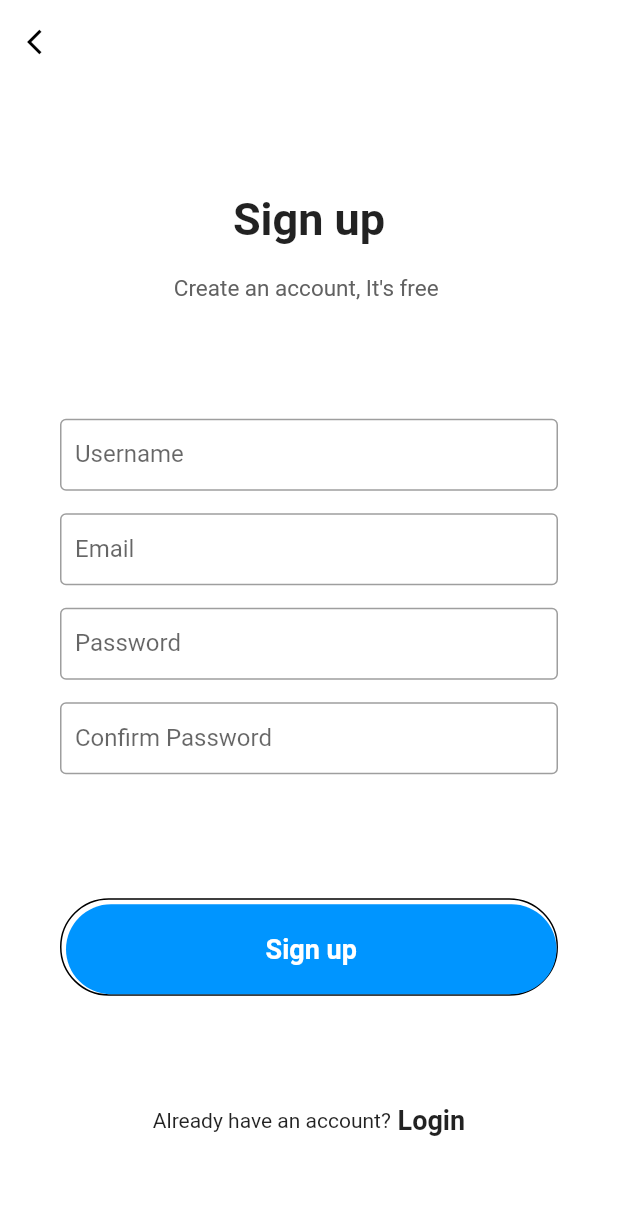
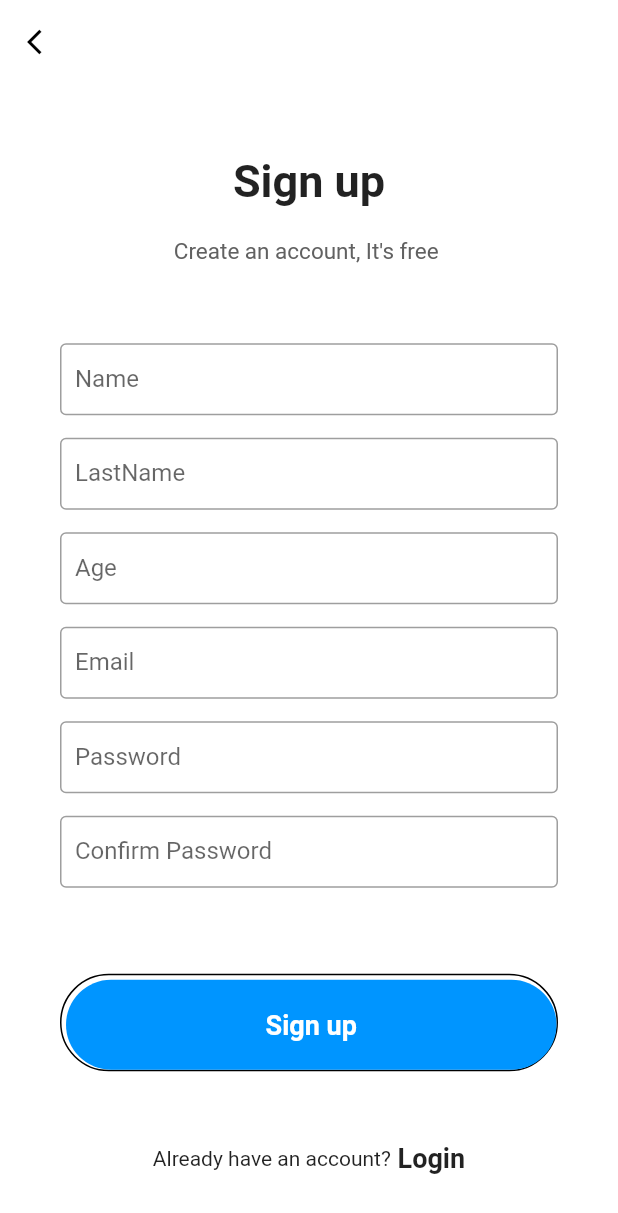
Before and after one commit to Kike-H/vdoctor_frontend, a Flutter app: the SignupPage screen opened directly, on a phone screen of 412 x 824 dp. Shown: the top 1213 px of the screen. Run offline on Flutter 3.47's test engine with Material 2 defaults, Android fonts, the phone set to English and light mode, and no system bars; our stand-ins replace dio; missing offline and left inert: dart:ffi; project files that could hold a hidden picture were left out.

Commit message:
Change the sing Up

```diff
--- a/lib/screens/signup.dart
+++ b/lib/screens/signup.dart
@@ -1,14 +1,17 @@
 import 'dart:ffi';
 
 import 'package:flutter/material.dart';
+import 'package:flutter/services.dart';
 import 'package:vdoctor_frontend/modules/API/vDoctor.dart';
-
+import 'package:vdoctor_frontend/widgets/InputText.dart';
 
 class SignupPage extends StatelessWidget {
-	final input_name = InputFile(label: 'Username');
-	final input_email = InputFile(label: 'Email');
-	final input_password = InputFile(label: 'Password', obscureText: true);
-	final input_password_r = InputFile(label: 'Confirm Password', obscureText: true);
+  final input_name = InputText(label: 'Name');
+  final input_lastname = InputText(label: 'LastName');
+  final input_age = InputText(label: 'Age', typeKeyboard: TextInputType.number);
+  final input_email = InputText(label: 'Email');
+  final input_password = InputText(label: 'Password', obscureText: true);
+  final input_password_r = InputText(label: 'Confirm Password', obscureText: true);
 
   VDoctorApi api = VDoctorApi();
 
@@ -19,20 +22,22 @@ class SignupPage extends StatelessWidget {
       backgroundColor: Colors.white,
       appBar: AppBar(
         elevation: 0,
-        brightness: Brightness.light,
         backgroundColor: Colors.white,
         leading: IconButton(
           onPressed: () {
             Navigator.pop(context);
           },
-          icon: Icon(Icons.arrow_back_ios,
+          icon: const Icon(
+            Icons.arrow_back_ios,
             size: 20,
-            color: Colors.black,),
+            color: Colors.black,
           ),
+        ),
+        systemOverlayStyle: SystemUiOverlayStyle.dark,
       ),
       body: SingleChildScrollView(
         child: Container(
-          padding: EdgeInsets.symmetric(horizontal: 40),
+          padding: const EdgeInsets.symmetric(horizontal: 40),
           height: MediaQuery.of(context).size.height - 50,
           width: double.infinity,
           child: Column(
@@ -40,39 +45,42 @@ class SignupPage extends StatelessWidget {
             children: <Widget>[
               Column(
                 children: <Widget>[
-                  Text("Sign up",
+                  const Text(
+                    "Sign up",
                     style: TextStyle(
                       fontSize: 30,
                       fontWeight: FontWeight.bold,
-
-                  ),),
-                  SizedBox(height: 20,),
-                  Text("Create an account, It's free ",
-                    style: TextStyle(
-                        fontSize: 15,
-                        color:Colors.grey[700]),)
+                    ),
+                  ),
+                  const SizedBox(
+                    height: 20,
+                  ),
+                  Text(
+                    "Create an account, It's free ",
+                    style: TextStyle(fontSize: 15, color: Colors.grey[700]),
+                  )
                 ],
               ),
               Column(
                 children: <Widget>[
                   input_name,
+                  input_lastname,
+                  input_age,
                   input_email,
                   input_password,
                   input_password_r,
                 ],
               ),
               Container(
-                padding: EdgeInsets.only(top: 3, left: 3),
-                decoration:
-                BoxDecoration(
+                padding: const EdgeInsets.only(top: 3, left: 3),
+                decoration: BoxDecoration(
                     borderRadius: BorderRadius.circular(50),
-                    border: Border(
+                    border: const Border(
                       bottom: BorderSide(color: Colors.black),
                       top: BorderSide(color: Colors.black),
                       left: BorderSide(color: Colors.black),
                       right: BorderSide(color: Colors.black),
-                    )
-                ),
+                    )),
                 child: MaterialButton(
                   minWidth: double.infinity,
                   height: 60,
@@ -90,8 +98,9 @@ class SignupPage extends StatelessWidget {
                   shape: RoundedRectangleBorder(
                     borderRadius: BorderRadius.circular(50),
                   ),
-                  child: Text(
-                    "Sign up", style: TextStyle(
+                  child: const Text(
+                    "Sign up",
+                    style: TextStyle(
                       fontWeight: FontWeight.w600,
                       fontSize: 18,
                       color: Colors.white,
@@ -101,12 +110,11 @@ class SignupPage extends StatelessWidget {
               ),
               Row(
                 mainAxisAlignment: MainAxisAlignment.center,
-                children: <Widget>[
+                children: const <Widget>[
                   Text("Already have an account?"),
-                  Text(" Login", style:TextStyle(
-                      fontWeight: FontWeight.w600,
-                      fontSize: 18
-                  ),
+                  Text(
+                    " Login",
+                    style: TextStyle(fontWeight: FontWeight.w600, fontSize: 18),
                   )
                 ],
               )
@@ -117,46 +125,3 @@ class SignupPage extends StatelessWidget {
     );
   }
 }
-
-// we will be creating a widget for text field
-class InputFile extends StatelessWidget {
-	 final String label;
-	 final bool obscureText;
-	 TextEditingController controller = TextEditingController();
-
-
-	InputFile({required this.label, this.obscureText=false, Key? key}) : super(key: key);
-
-	String getValue() {
-		return controller.text.toString();
-	}
-
-	@override
-	Widget build(BuildContext context) {
-		return Column(
-				crossAxisAlignment: CrossAxisAlignment.start,
-				children: <Widget>[
-					SizedBox(
-						height: 5,
-					),
-					TextField(
-							obscureText: this.obscureText,
-							decoration: InputDecoration(
-									labelText: this.label,
-									contentPadding: EdgeInsets.symmetric(vertical: 0,horizontal: 10),
-									enabledBorder: OutlineInputBorder(
-											borderSide: BorderSide(
-													color: Colors.grey
-										),
-          				),
-									border: OutlineInputBorder(
-											borderSide: BorderSide(color: Colors.grey)
-									)
-							),
-							controller: controller,
-					),
-					SizedBox(height: 10,)
-				],
-		);
-	}
-}
--- /dev/null
+++ b/lib/widgets/InputText.dart
@@ -0,0 +1,41 @@
+import 'package:flutter/material.dart';
+
+class InputText extends StatelessWidget {
+  final String label;
+  final bool obscureText;
+  final TextInputType typeKeyboard;
+  TextEditingController controller = TextEditingController();
+
+  InputText({required this.label, this.obscureText = false, this.typeKeyboard = TextInputType.text, Key? key}) : super(key: key);
+
+  String getValue() {
+    return controller.text.toString();
+  }
+
+  @override
+  Widget build(BuildContext context) {
+    return Column(
+      crossAxisAlignment: CrossAxisAlignment.start,
+      children: <Widget>[
+        const SizedBox(
+          height: 5,
+        ),
+        TextField(
+          obscureText: obscureText,
+          keyboardType: typeKeyboard,
+          decoration: InputDecoration(
+              labelText: label,
+              contentPadding: const EdgeInsets.symmetric(vertical: 0, horizontal: 10),
+              enabledBorder: const OutlineInputBorder(
+                borderSide: BorderSide(color: Colors.grey),
+              ),
+              border: const OutlineInputBorder(borderSide: BorderSide(color: Colors.grey))),
+          controller: controller,
+        ),
+        const SizedBox(
+          height: 10,
+        )
+      ],
+    );
+  }
+}
```
Lines whose indentation alone changed are shown as unchanged.
